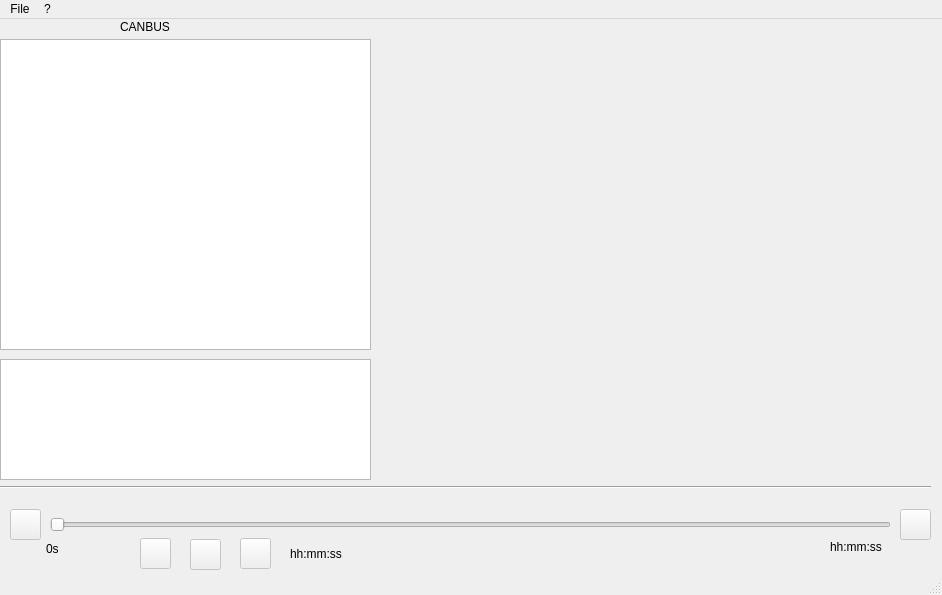
Above: main.ui from CorraMatte/canbus_sniffer_gui before the change. Below: the same form after it.
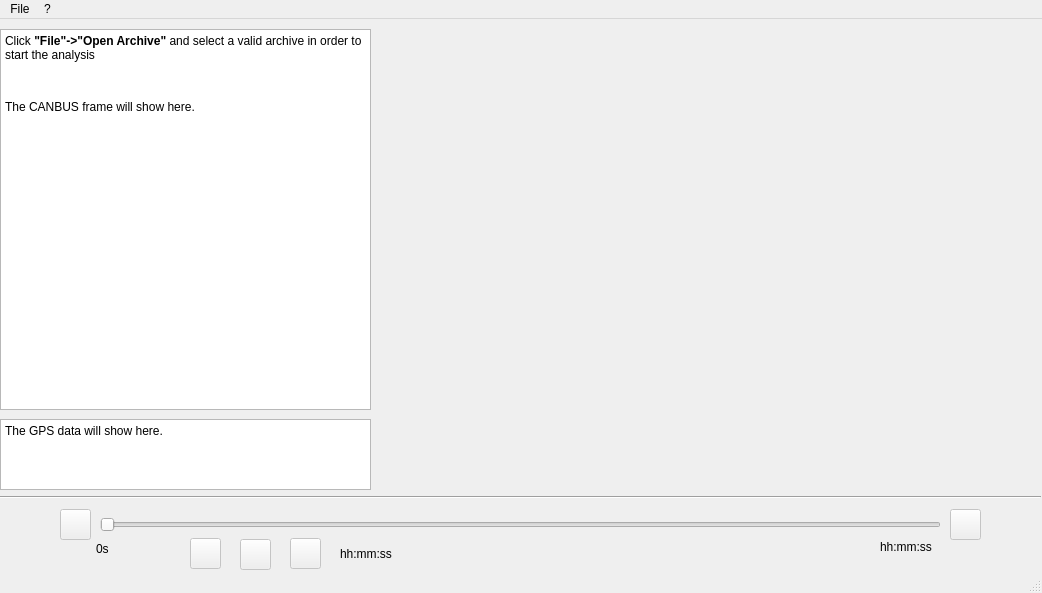
That is the form after the change. Icons and pictures are not drawn.

Commit message: Enable video interface

What changed in the file:
```diff
--- a/main.ui
+++ b/main.ui
@@ -6,33 +6,20 @@
    <rect>
     <x>0</x>
     <y>0</y>
-    <width>942</width>
-    <height>595</height>
+    <width>1042</width>
+    <height>593</height>
    </rect>
   </property>
   <property name="windowTitle">
    <string>CANBUS Analyzer</string>
   </property>
   <widget class="QWidget" name="centralwidget">
-   <widget class="QLabel" name="lblCANBUS">
-    <property name="geometry">
-     <rect>
-      <x>120</x>
-      <y>0</y>
-      <width>51</width>
-      <height>16</height>
-     </rect>
-    </property>
-    <property name="text">
-     <string>CANBUS</string>
-    </property>
-   </widget>
    <widget class="Line" name="line">
     <property name="geometry">
      <rect>
       <x>0</x>
-      <y>460</y>
-      <width>931</width>
+      <y>470</y>
+      <width>1041</width>
       <height>16</height>
      </rect>
     </property>
@@ -46,7 +33,7 @@
     </property>
     <property name="geometry">
      <rect>
-      <x>290</x>
+      <x>340</x>
       <y>519</y>
       <width>71</width>
       <height>31</height>
@@ -60,14 +47,23 @@
     <property name="geometry">
      <rect>
       <x>0</x>
-      <y>20</y>
+      <y>10</y>
       <width>371</width>
-      <height>311</height>
+      <height>381</height>
      </rect>
     </property>
     <property name="readOnly">
      <bool>true</bool>
     </property>
+    <property name="html">
+     <string>&lt;!DOCTYPE HTML PUBLIC &quot;-//W3C//DTD HTML 4.0//EN&quot; &quot;http://www.w3.org/TR/REC-html40/strict.dtd&quot;&gt;
+&lt;html&gt;&lt;head&gt;&lt;meta name=&quot;qrichtext&quot; content=&quot;1&quot; /&gt;&lt;style type=&quot;text/css&quot;&gt;
+p, li { white-space: pre-wrap; }
+&lt;/style&gt;&lt;/head&gt;&lt;body style=&quot; font-family:'Sans'; font-size:9pt; font-weight:400; font-style:normal;&quot;&gt;
+&lt;p style=&quot; margin-top:0px; margin-bottom:0px; margin-left:0px; margin-right:0px; -qt-block-indent:0; text-indent:0px;&quot;&gt;&lt;span style=&quot; font-family:'DejaVu Sans Mono'; color:#000000;&quot;&gt;Click &lt;/span&gt;&lt;span style=&quot; font-family:'DejaVu Sans Mono'; font-weight:600; color:#000000;&quot;&gt;&amp;quot;File&amp;quot;-&amp;gt;&amp;quot;Open Archive&amp;quot;&lt;/span&gt;&lt;span style=&quot; font-family:'DejaVu Sans Mono'; color:#000000;&quot;&gt; and select a valid archive in order to start the analysis&lt;/span&gt;&lt;/p&gt;
+&lt;p style=&quot;-qt-paragraph-type:empty; margin-top:12px; margin-bottom:12px; margin-left:0px; margin-right:0px; -qt-block-indent:0; text-indent:0px; font-family:'DejaVu Sans Mono'; color:#000000; background-color:#ffffff;&quot;&gt;&lt;br /&gt;&lt;/p&gt;
+&lt;p style=&quot; margin-top:12px; margin-bottom:12px; margin-left:0px; margin-right:0px; -qt-block-indent:0; text-indent:0px; background-color:#ffffff;&quot;&gt;&lt;span style=&quot; font-family:'DejaVu Sans Mono'; color:#000000; background-color:#ffffff;&quot;&gt;The CANBUS frame will show here.&lt;/span&gt;&lt;/p&gt;&lt;/body&gt;&lt;/html&gt;</string>
+    </property>
    </widget>
    <widget class="QLabel" name="lblMinTime">
     <property name="enabled">
@@ -75,7 +71,7 @@
     </property>
     <property name="geometry">
      <rect>
-      <x>46</x>
+      <x>96</x>
       <y>520</y>
       <width>20</width>
       <height>20</height>
@@ -91,7 +87,7 @@
     </property>
     <property name="geometry">
      <rect>
-      <x>830</x>
+      <x>880</x>
       <y>520</y>
       <width>61</width>
       <height>16</height>
@@ -107,7 +103,7 @@
     </property>
     <property name="geometry">
      <rect>
-      <x>140</x>
+      <x>190</x>
       <y>519</y>
       <width>31</width>
       <height>31</height>
@@ -127,7 +123,7 @@
     </property>
     <property name="geometry">
      <rect>
-      <x>240</x>
+      <x>290</x>
       <y>519</y>
       <width>31</width>
       <height>31</height>
@@ -147,7 +143,7 @@
     </property>
     <property name="geometry">
      <rect>
-      <x>190</x>
+      <x>240</x>
       <y>520</y>
       <width>31</width>
       <height>31</height>
@@ -167,7 +163,7 @@
     </property>
     <property name="geometry">
      <rect>
-      <x>10</x>
+      <x>60</x>
       <y>490</y>
       <width>31</width>
       <height>31</height>
@@ -187,7 +183,7 @@
     </property>
     <property name="geometry">
      <rect>
-      <x>900</x>
+      <x>950</x>
       <y>490</y>
       <width>31</width>
       <height>31</height>
@@ -204,7 +200,7 @@
    <widget class="QSlider" name="sldTime">
     <property name="geometry">
      <rect>
-      <x>50</x>
+      <x>100</x>
       <y>490</y>
       <width>841</width>
       <height>31</height>
@@ -219,8 +215,8 @@
      <rect>
       <x>380</x>
       <y>250</y>
-      <width>561</width>
-      <height>211</height>
+      <width>651</width>
+      <height>221</height>
      </rect>
     </property>
    </widget>
@@ -228,9 +224,9 @@
     <property name="geometry">
      <rect>
       <x>370</x>
-      <y>20</y>
-      <width>571</width>
-      <height>231</height>
+      <y>10</y>
+      <width>661</width>
+      <height>241</height>
      </rect>
     </property>
    </widget>
@@ -238,14 +234,21 @@
     <property name="geometry">
      <rect>
       <x>0</x>
-      <y>340</y>
+      <y>400</y>
       <width>371</width>
-      <height>121</height>
+      <height>71</height>
      </rect>
     </property>
     <property name="readOnly">
      <bool>true</bool>
     </property>
+    <property name="html">
+     <string>&lt;!DOCTYPE HTML PUBLIC &quot;-//W3C//DTD HTML 4.0//EN&quot; &quot;http://www.w3.org/TR/REC-html40/strict.dtd&quot;&gt;
+&lt;html&gt;&lt;head&gt;&lt;meta name=&quot;qrichtext&quot; content=&quot;1&quot; /&gt;&lt;style type=&quot;text/css&quot;&gt;
+p, li { white-space: pre-wrap; }
+&lt;/style&gt;&lt;/head&gt;&lt;body style=&quot; font-family:'Sans'; font-size:9pt; font-weight:400; font-style:normal;&quot;&gt;
+&lt;p style=&quot; margin-top:0px; margin-bottom:0px; margin-left:0px; margin-right:0px; -qt-block-indent:0; text-indent:0px;&quot;&gt;The GPS data will show here.&lt;/p&gt;&lt;/body&gt;&lt;/html&gt;</string>
+    </property>
    </widget>
   </widget>
   <widget class="QMenuBar" name="menubar">
@@ -253,7 +256,7 @@
     <rect>
      <x>0</x>
      <y>0</y>
-     <width>942</width>
+     <width>1042</width>
      <height>19</height>
     </rect>
    </property>
```
Left out of the diff: 10 changed lines with no effect on the pictures. The commit also changes 4 other files.
